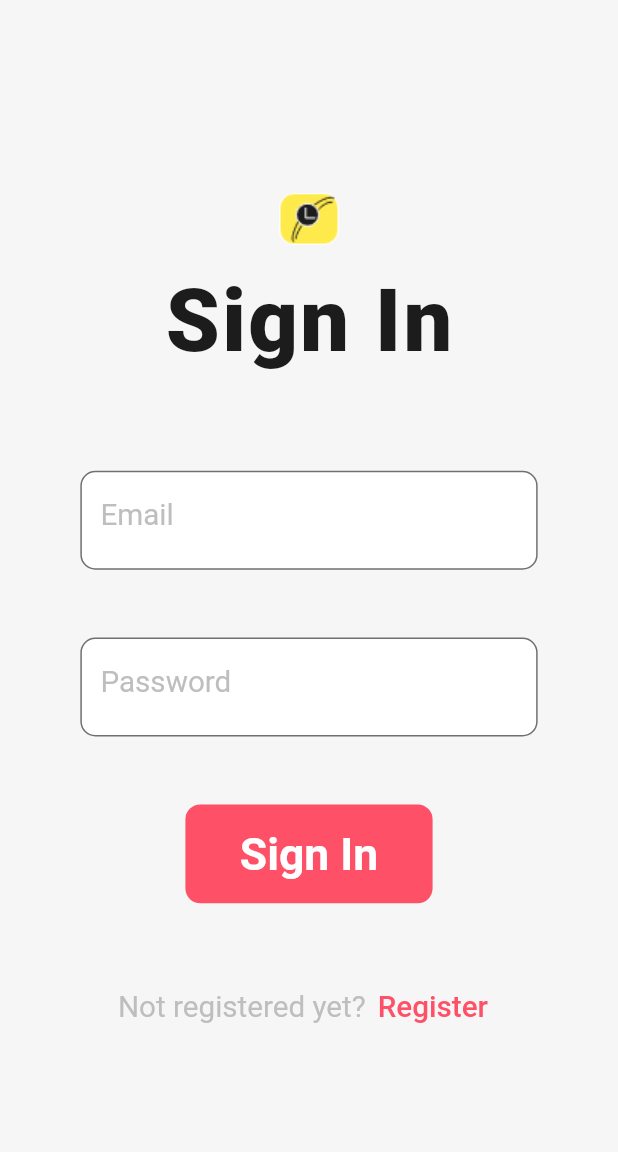
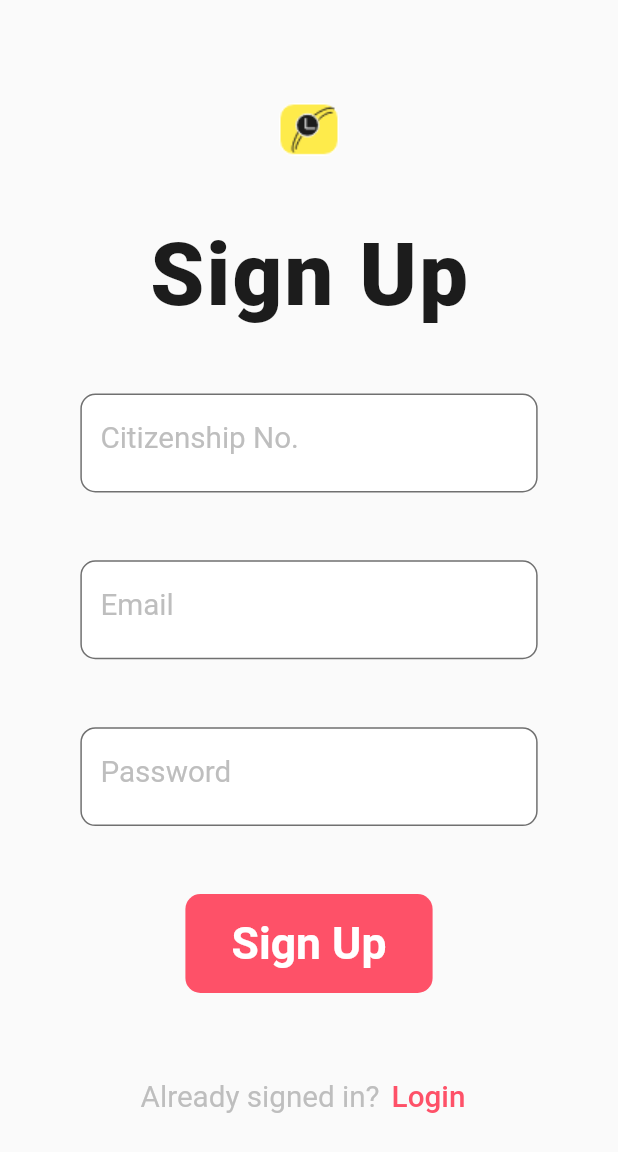
Before and after one commit to ravipoudel555/flutter_ecommerce, a Flutter app: the screen it shows after launch, after a tap on "Register", on a phone screen of 412 x 824 dp. Shown: the top 1152 px of the screen. Run offline on Flutter 3.47's test engine with Material 2 defaults, Android fonts, the phone set to English and light mode, and no system bars; our stand-ins replace shared_preferences.

Commit message:
feat: add sign up screen

```diff
--- a/lib/constants/constants.dart
+++ b/lib/constants/constants.dart
@@ -1,7 +1,10 @@
 import 'package:flutter/material.dart';
 
+//colors
 const kTitleColor = Color(0xff1C1C1C);
 const kTextFieldBorderColor = Color(0xff707070);
 const kButtonColor = Color(0xffFE5168);
-//const klightTextColor = Color(0xffDADADA);
 const klightTextColor = Color(0xffBEBEBE);
+const kBackgroundColor = Color(0xffF6F6F6);
+
+//TextStyles
--- a/lib/screens/sigin_in/sign_in.dart
+++ b/lib/screens/sigin_in/sign_in.dart
@@ -1,6 +1,9 @@
+import 'package:ecommerce_app/screens/sign_up/sign_up.dart';
+import 'package:ecommerce_app/widgets/footer_text.dart';
 import 'package:flutter/material.dart';
 import 'package:ecommerce_app/constants/constants.dart';
 import 'package:ecommerce_app/widgets/custom_text_form_field.dart';
+import 'package:ecommerce_app/widgets/custom_button.dart';
 
 class SignInScreen extends StatefulWidget {
   const SignInScreen({Key? key}) : super(key: key);
@@ -23,7 +26,7 @@ class _SignInScreenState extends State<SignInScreen> {
             ),
             width: scrSize.width,
             height: scrSize.height,
-            color: Color(0xffF6F6F6),
+            color: kBackgroundColor,
             child: Column(
               mainAxisAlignment: MainAxisAlignment.center,
               crossAxisAlignment: CrossAxisAlignment.center,
@@ -68,58 +71,28 @@ class _SignInScreenState extends State<SignInScreen> {
                         SizedBox(
                           height: scrSize.height * 0.055,
                         ),
-                        InkWell(
-                          child: Container(
-                            width: scrSize.width * 0.4,
-                            height: scrSize.height * 0.08,
-                            decoration: BoxDecoration(
-                              color: kButtonColor,
-                              borderRadius: BorderRadius.all(
-                                Radius.circular(10.0),
-                              ),
-                            ),
-                            child: Center(
-                              child: Text(
-                                'Sign In',
-                                style: TextStyle(
-                                  color: Colors.white,
-                                  fontSize: scrSize.height * 0.036,
-                                  fontWeight: FontWeight.bold,
-                                ),
-                              ),
-                            ),
-                          ),
-                          onTap: () {
+                        CustomButton(
+                          scrSize: scrSize,
+                          label: "Sign In",
+                          onPressed: () {
                             print('sign in button pressed');
                           },
                         ),
                         SizedBox(
                           height: scrSize.height * 0.055,
                         ),
-                        Row(
-                          mainAxisAlignment: MainAxisAlignment.center,
-                          children: <Widget>[
-                            Text(
-                              'Not registered yet?',
-                              style: TextStyle(
-                                fontSize: scrSize.height * 0.024,
-                                color: klightTextColor,
-                              ),
-                            ),
-                            TextButton(
-                              onPressed: () {
-                                print('register pressed');
-                              },
-                              child: Text(
-                                'Register',
-                                style: TextStyle(
-                                  fontSize: scrSize.height * 0.024,
-                                  color: kButtonColor,
-                                ),
-                              ),
-                            ),
-                          ],
-                        ),
+                        FooterText(
+                            scrSize: scrSize,
+                            footerText: 'Not registered yet?',
+                            footerLinkText: 'Register',
+                            onPressed: () {
+                              Navigator.pop(context);
+                              Navigator.push(
+                                context,
+                                MaterialPageRoute(
+                                    builder: (context) => SignUpScreen()),
+                              );
+                            }),
                       ],
                     ),
                   ),
--- /dev/null
+++ b/lib/screens/sign_up/sign_up.dart
@@ -0,0 +1,99 @@
+import 'package:ecommerce_app/screens/sigin_in/sign_in.dart';
+import 'package:ecommerce_app/widgets/custom_button.dart';
+import 'package:ecommerce_app/widgets/custom_text_form_field.dart';
+import 'package:ecommerce_app/widgets/footer_text.dart';
+import 'package:flutter/material.dart';
+import 'package:ecommerce_app/constants/constants.dart';
+
+class SignUpScreen extends StatefulWidget {
+  @override
+  _SignUpScreenState createState() => _SignUpScreenState();
+}
+
+class _SignUpScreenState extends State<SignUpScreen> {
+  @override
+  Widget build(BuildContext context) {
+    Size scrSize = MediaQuery.of(context).size;
+    return Scaffold(
+      body: SingleChildScrollView(
+        child: Container(
+          padding: EdgeInsets.symmetric(
+            horizontal: scrSize.width * 0.13,
+          ),
+          width: scrSize.width,
+          height: scrSize.height,
+          child: Column(
+            mainAxisAlignment: MainAxisAlignment.center,
+            children: <Widget>[
+              Container(
+                child: Image(
+                  image: AssetImage('images/small_logo.png'),
+                ),
+              ),
+              SizedBox(
+                height: scrSize.height * 0.055,
+              ),
+              Container(
+                child: Text(
+                  'Sign Up',
+                  style: TextStyle(
+                    color: kTitleColor,
+                    fontSize: scrSize.height * 0.07,
+                    letterSpacing: 1.5,
+                    fontWeight: FontWeight.w800,
+                  ),
+                ),
+              ),
+              SizedBox(
+                height: scrSize.height * 0.055,
+              ),
+              CustomTextFormField(
+                scrSize: scrSize,
+                label: "Citizenship No.",
+              ),
+              SizedBox(
+                height: scrSize.height * 0.055,
+              ),
+              CustomTextFormField(
+                scrSize: scrSize,
+                label: "Email",
+              ),
+              SizedBox(
+                height: scrSize.height * 0.055,
+              ),
+              CustomTextFormField(
+                scrSize: scrSize,
+                label: "Password",
+                isObscure: true,
+                textInputAction: TextInputAction.done,
+              ),
+              SizedBox(
+                height: scrSize.height * 0.055,
+              ),
+              CustomButton(
+                scrSize: scrSize,
+                label: "Sign Up",
+                onPressed: () {
+                  print('sign up button pressed');
+                },
+              ),
+              SizedBox(
+                height: scrSize.height * 0.055,
+              ),
+              FooterText(
+                scrSize: scrSize,
+                footerText: "Already signed in?",
+                footerLinkText: "Login",
+                onPressed: () {
+                  Navigator.pop(context);
+                  Navigator.push(context,
+                      MaterialPageRoute(builder: (context) => SignInScreen()));
+                },
+              ),
+            ],
+          ),
+        ),
+      ),
+    );
+  }
+}
--- /dev/null
+++ b/lib/widgets/custom_button.dart
@@ -0,0 +1,40 @@
+import 'package:flutter/material.dart';
+import 'package:ecommerce_app/constants/constants.dart';
+
+class CustomButton extends StatelessWidget {
+  const CustomButton({
+    required this.scrSize,
+    required this.label,
+    required this.onPressed,
+  });
+
+  final Size scrSize;
+  final String label;
+  final Function()? onPressed;
+  @override
+  Widget build(BuildContext context) {
+    return InkWell(
+      child: Container(
+        width: scrSize.width * 0.4,
+        height: scrSize.height * 0.08,
+        decoration: BoxDecoration(
+          color: kButtonColor,
+          borderRadius: BorderRadius.all(
+            Radius.circular(10.0),
+          ),
+        ),
+        child: Center(
+          child: Text(
+            label,
+            style: TextStyle(
+              color: Colors.white,
+              fontSize: scrSize.height * 0.036,
+              fontWeight: FontWeight.bold,
+            ),
+          ),
+        ),
+      ),
+      onTap: onPressed,
+    );
+  }
+}
--- /dev/null
+++ b/lib/widgets/footer_text.dart
@@ -0,0 +1,41 @@
+import 'package:flutter/material.dart';
+import 'package:ecommerce_app/constants/constants.dart';
+
+class FooterText extends StatelessWidget {
+  const FooterText({
+    required this.scrSize,
+    required this.onPressed,
+    required this.footerText,
+    required this.footerLinkText,
+  });
+
+  final Size scrSize;
+  final Function()? onPressed;
+  final String footerText, footerLinkText;
+
+  @override
+  Widget build(BuildContext context) {
+    return Row(
+      mainAxisAlignment: MainAxisAlignment.center,
+      children: <Widget>[
+        Text(
+          footerText,
+          style: TextStyle(
+            fontSize: scrSize.height * 0.024,
+            color: klightTextColor,
+          ),
+        ),
+        TextButton(
+          onPressed: onPressed,
+          child: Text(
+            footerLinkText,
+            style: TextStyle(
+              fontSize: scrSize.height * 0.024,
+              color: kButtonColor,
+            ),
+          ),
+        ),
+      ],
+    );
+  }
+}
```
